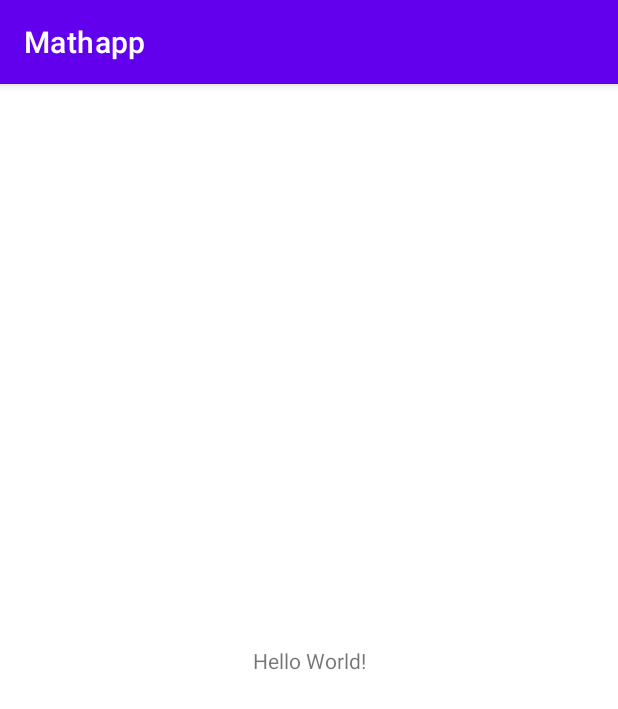
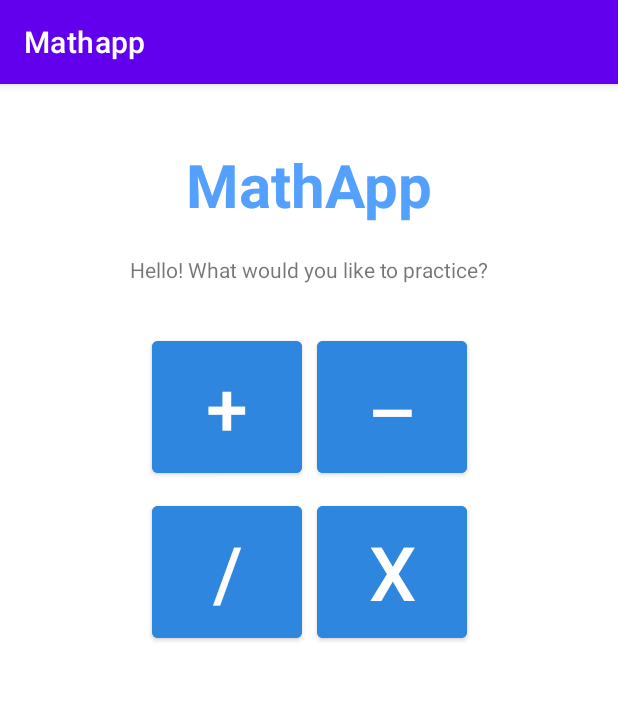
Before and after one commit to Jason-TXLS4/mathapp, an Android app: the screen it shows after launch (MainActivity), on a phone screen of 412 x 824 dp. Shown: the top 709 px of the screen. Run offline under Robolectric (Android 15) with nearby library versions, the phone set to English and light mode, and no system bars.

Commit message:
main layout

```diff
--- a/src/main/res/layout/activity_main.xml
+++ b/src/main/res/layout/activity_main.xml
@@ -7,12 +7,91 @@
     tools:context=".MainActivity">
 
     <TextView
+        android:id="@+id/tv_app_title"
         android:layout_width="wrap_content"
         android:layout_height="wrap_content"
-        android:text="Hello World!"
-        app:layout_constraintBottom_toBottomOf="parent"
-        app:layout_constraintLeft_toLeftOf="parent"
-        app:layout_constraintRight_toRightOf="parent"
+        android:layout_marginTop="40dp"
+        android:text="MathApp"
+        android:textSize="40dp"
+        android:textColor="#54a0ff"
+        android:textStyle="bold"
+        app:layout_constraintEnd_toEndOf="parent"
+        app:layout_constraintStart_toStartOf="parent"
         app:layout_constraintTop_toTopOf="parent" />
 
+    <TextView
+        android:id="@+id/tv_greeting"
+        android:layout_width="wrap_content"
+        android:layout_height="wrap_content"
+        android:layout_marginTop="20dp"
+        android:text="Hello! What would you like to practice?"
+        app:layout_constraintEnd_toEndOf="parent"
+        app:layout_constraintStart_toStartOf="parent"
+        app:layout_constraintTop_toBottomOf="@+id/tv_app_title" />
+
+    <FrameLayout
+        android:id="@+id/frameLayout"
+        android:layout_width="210dp"
+        android:layout_height="210dp"
+        android:layout_marginTop="32dp"
+        app:layout_constraintEnd_toEndOf="parent"
+        app:layout_constraintStart_toStartOf="parent"
+        app:layout_constraintTop_toBottomOf="@+id/tv_greeting">
+
+    </FrameLayout>
+
+    <Button
+        android:id="@+id/btn_select_addition"
+        android:layout_width="wrap_content"
+        android:layout_height="wrap_content"
+        android:width="100dp"
+        android:height="100dp"
+        android:backgroundTint="#2e86de"
+        android:text="+"
+        android:textSize="50dp"
+        app:layout_constraintStart_toStartOf="@+id/frameLayout"
+        app:layout_constraintTop_toTopOf="@+id/frameLayout" />
+
+    <Button
+        android:id="@+id/btn_select_subtraction"
+        android:layout_width="wrap_content"
+        android:layout_height="wrap_content"
+        android:layout_marginStart="10dp"
+        android:layout_marginLeft="10dp"
+        android:width="100dp"
+        android:height="100dp"
+        android:backgroundTint="#2e86de"
+        android:text="-"
+        android:textScaleX="2"
+        android:textSize="50dp"
+        app:layout_constraintStart_toEndOf="@+id/btn_select_addition"
+        app:layout_constraintTop_toTopOf="@+id/btn_select_addition" />
+
+    <Button
+        android:id="@+id/btn_select_division"
+        android:layout_width="wrap_content"
+        android:layout_height="wrap_content"
+        android:layout_marginTop="10dp"
+        android:width="100dp"
+        android:height="100dp"
+        android:backgroundTint="#2e86de"
+        android:text="/"
+        android:textSize="50dp"
+        app:layout_constraintStart_toStartOf="@+id/btn_select_addition"
+        app:layout_constraintTop_toBottomOf="@+id/btn_select_addition" />
+
+    <Button
+        android:id="@+id/btn_select_multiplication"
+        android:layout_width="wrap_content"
+        android:layout_height="wrap_content"
+        android:layout_marginStart="10dp"
+        android:layout_marginLeft="10dp"
+        android:width="100dp"
+        android:height="100dp"
+        android:backgroundTint="#2e86de"
+        android:text="x"
+        android:textSize="50dp"
+        app:layout_constraintStart_toEndOf="@+id/btn_select_division"
+        app:layout_constraintTop_toTopOf="@+id/btn_select_division" />
+
 </androidx.constraintlayout.widget.ConstraintLayout>
```
